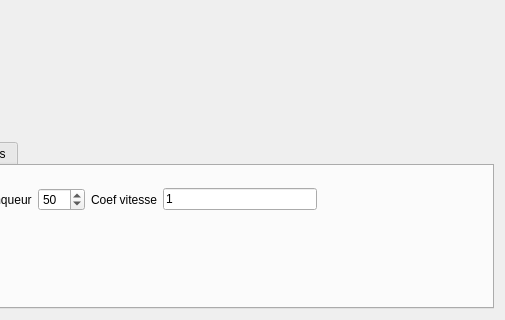
The window that CMainWindow.ui (clebail/ia) describes before a commit, drawn with Qt 5; both pictures show x 317 to 822 and y 477 to 797 of the 822 by 797 pixel window.
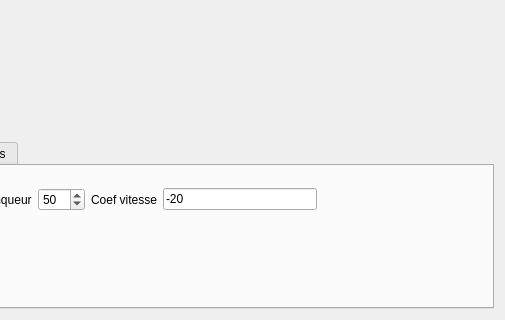
The same window after the commit. Custom widgets are drawn as their Qt base class.

Commit message: -15 par défaut, 30 secondes au tour, 50% de moins

Diff of the .ui file:
```diff
--- a/CMainWindow.ui
+++ b/CMainWindow.ui
@@ -122,7 +122,7 @@
                  <string/>
                 </property>
                 <property name="text">
-                 <string>1</string>
+                 <string>-20</string>
                 </property>
                 <property name="maxLength">
                  <number>32767</number>
```
Left out of the diff: 44 changed lines with no effect on the pictures. The commit also changes 2 other files.
